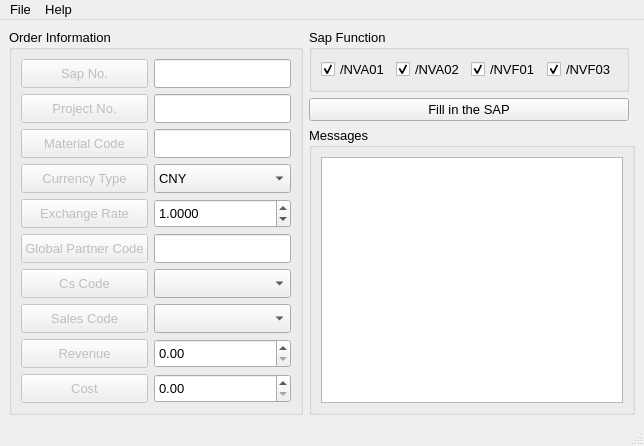
Old version of the form Operate/GUI/Sap/Sap_Operate_UI.ui in the repository chen-huai/work.
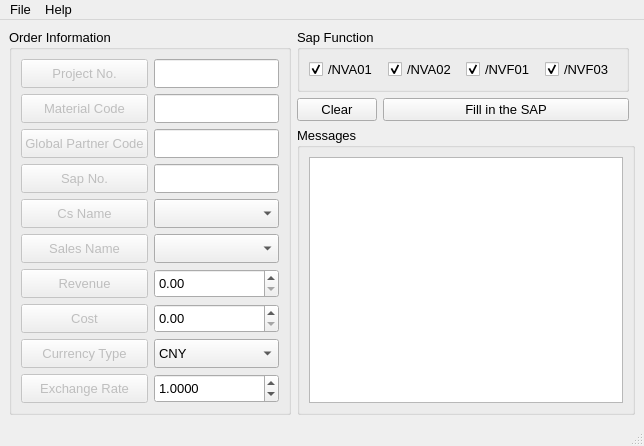
New version of the form. Icons and pictures are not drawn.

Patch:
```diff
--- a/Operate/GUI/Sap/Sap_Operate_UI.ui
+++ b/Operate/GUI/Sap/Sap_Operate_UI.ui
@@ -24,122 +24,6 @@
   </property>
   <widget class="QWidget" name="centralwidget">
    <layout class="QGridLayout" name="gridLayout_3">
-    <item row="0" column="1">
-     <widget class="QGroupBox" name="groupBox_3">
-      <property name="sizePolicy">
-       <sizepolicy hsizetype="Minimum" vsizetype="Fixed">
-        <horstretch>0</horstretch>
-        <verstretch>0</verstretch>
-       </sizepolicy>
-      </property>
-      <property name="font">
-       <font>
-        <pointsize>10</pointsize>
-       </font>
-      </property>
-      <property name="title">
-       <string>Sap Function</string>
-      </property>
-      <layout class="QHBoxLayout" name="horizontalLayout">
-       <item>
-        <widget class="QCheckBox" name="checkBox">
-         <property name="sizePolicy">
-          <sizepolicy hsizetype="Expanding" vsizetype="Expanding">
-           <horstretch>0</horstretch>
-           <verstretch>0</verstretch>
-          </sizepolicy>
-         </property>
-         <property name="font">
-          <font>
-           <pointsize>10</pointsize>
-          </font>
-         </property>
-         <property name="tabletTracking">
-          <bool>false</bool>
-         </property>
-         <property name="text">
-          <string>/NVA01</string>
-         </property>
-         <property name="checked">
-          <bool>true</bool>
-         </property>
-        </widget>
-       </item>
-       <item>
-        <widget class="QCheckBox" name="checkBox_2">
-         <property name="sizePolicy">
-          <sizepolicy hsizetype="Expanding" vsizetype="Expanding">
-           <horstretch>0</horstretch>
-           <verstretch>0</verstretch>
-          </sizepolicy>
-         </property>
-         <property name="font">
-          <font>
-           <pointsize>10</pointsize>
-          </font>
-         </property>
-         <property name="tabletTracking">
-          <bool>false</bool>
-         </property>
-         <property name="text">
-          <string>/NVA02</string>
-         </property>
-         <property name="checked">
-          <bool>true</bool>
-         </property>
-        </widget>
-       </item>
-       <item>
-        <widget class="QCheckBox" name="checkBox_3">
-         <property name="sizePolicy">
-          <sizepolicy hsizetype="Expanding" vsizetype="Expanding">
-           <horstretch>0</horstretch>
-           <verstretch>0</verstretch>
-          </sizepolicy>
-         </property>
-         <property name="font">
-          <font>
-           <pointsize>10</pointsize>
-          </font>
-         </property>
-         <property name="tabletTracking">
-          <bool>false</bool>
-         </property>
-         <property name="text">
-          <string>/NVF01</string>
-         </property>
-         <property name="checked">
-          <bool>true</bool>
-         </property>
-        </widget>
-       </item>
-       <item>
-        <widget class="QCheckBox" name="checkBox_4">
-         <property name="sizePolicy">
-          <sizepolicy hsizetype="Expanding" vsizetype="Expanding">
-           <horstretch>0</horstretch>
-           <verstretch>0</verstretch>
-          </sizepolicy>
-         </property>
-         <property name="font">
-          <font>
-           <pointsize>10</pointsize>
-          </font>
-         </property>
-         <property name="tabletTracking">
-          <bool>false</bool>
-         </property>
-         <property name="text">
-          <string>/NVF03</string>
-         </property>
-         <property name="checked">
-          <bool>true</bool>
-         </property>
-        </widget>
-       </item>
-      </layout>
-     </widget>
-    </item>
     <item row="0" column="0" rowspan="3">
      <widget class="QGroupBox" name="groupBox">
       <property name="sizePolicy">
@@ -157,8 +41,8 @@
        <string>Order Information</string>
       </property>
       <layout class="QGridLayout" name="gridLayout">
-       <item row="0" column="0">
-        <widget class="QPushButton" name="pushButton">
+       <item row="19" column="0">
+        <widget class="QPushButton" name="pushButton_4">
          <property name="enabled">
           <bool>false</bool>
          </property>
@@ -174,14 +58,17 @@
           </font>
          </property>
          <property name="text">
-          <string>Sap No.</string>
+          <string>Currency Type</string>
          </property>
         </widget>
        </item>
-       <item row="0" column="1">
-        <widget class="QLineEdit" name="lineEdit">
+       <item row="8" column="0">
+        <widget class="QPushButton" name="pushButton_8">
+         <property name="enabled">
+          <bool>false</bool>
+         </property>
          <property name="sizePolicy">
-          <sizepolicy hsizetype="Expanding" vsizetype="Expanding">
+          <sizepolicy hsizetype="Minimum" vsizetype="Expanding">
            <horstretch>0</horstretch>
            <verstretch>0</verstretch>
           </sizepolicy>
@@ -191,10 +78,34 @@
            <pointsize>10</pointsize>
           </font>
          </property>
+         <property name="text">
+          <string>Sales Name</string>
+         </property>
         </widget>
        </item>
-       <item row="1" column="0">
-        <widget class="QPushButton" name="pushButton_2">
+       <item row="15" column="1">
+        <widget class="QDoubleSpinBox" name="doubleSpinBox_2">
+         <property name="sizePolicy">
+          <sizepolicy hsizetype="Minimum" vsizetype="Expanding">
+           <horstretch>0</horstretch>
+           <verstretch>0</verstretch>
+          </sizepolicy>
+         </property>
+         <property name="font">
+          <font>
+           <pointsize>10</pointsize>
+          </font>
+         </property>
+         <property name="statusTip">
+          <string>必填项</string>
+         </property>
+         <property name="maximum">
+          <double>999999999.990000009536743</double>
+         </property>
+        </widget>
+       </item>
+       <item row="16" column="0">
+        <widget class="QPushButton" name="pushButton_10">
          <property name="enabled">
           <bool>false</bool>
          </property>
@@ -210,7 +121,7 @@
           </font>
          </property>
          <property name="text">
-          <string>Project No.</string>
+          <string>Cost</string>
          </property>
         </widget>
        </item>
@@ -263,36 +174,15 @@
            <pointsize>10</pointsize>
           </font>
          </property>
-        </widget>
-       </item>
-       <item row="3" column="0">
-        <widget class="QPushButton" name="pushButton_4">
-         <property name="enabled">
-          <bool>false</bool>
+         <property name="statusTip">
+          <string>必填项</string>
          </property>
-         <property name="sizePolicy">
-          <sizepolicy hsizetype="Minimum" vsizetype="Expanding">
-           <horstretch>0</horstretch>
-           <verstretch>0</verstretch>
-          </sizepolicy>
-         </property>
-         <property name="font">
-          <font>
-           <pointsize>10</pointsize>
-          </font>
-         </property>
-         <property name="text">
-          <string>Currency Type</string>
-         </property>
         </widget>
        </item>
-       <item row="4" column="0">
-        <widget class="QPushButton" name="pushButton_5">
-         <property name="enabled">
-          <bool>false</bool>
-         </property>
+       <item row="6" column="1">
+        <widget class="QComboBox" name="comboBox_2">
          <property name="sizePolicy">
-          <sizepolicy hsizetype="Minimum" vsizetype="Expanding">
+          <sizepolicy hsizetype="Preferred" vsizetype="Expanding">
            <horstretch>0</horstretch>
            <verstretch>0</verstretch>
           </sizepolicy>
@@ -302,75 +192,22 @@
            <pointsize>10</pointsize>
           </font>
          </property>
-         <property name="text">
-          <string>Exchange Rate</string>
+         <property name="statusTip">
+          <string>必填项</string>
          </property>
+         <item>
+          <property name="text">
+           <string/>
+          </property>
+         </item>
+         <item>
+          <property name="text">
+           <string/>
+          </property>
+         </item>
         </widget>
        </item>
-       <item row="5" column="0">
-        <widget class="QPushButton" name="pushButton_6">
-         <property name="enabled">
-          <bool>false</bool>
-         </property>
-         <property name="sizePolicy">
-          <sizepolicy hsizetype="Minimum" vsizetype="Expanding">
-           <horstretch>0</horstretch>
-           <verstretch>0</verstretch>
-          </sizepolicy>
-         </property>
-         <property name="font">
-          <font>
-           <pointsize>10</pointsize>
-          </font>
-         </property>
-         <property name="text">
-          <string>Global Partner Code</string>
-         </property>
-        </widget>
-       </item>
-       <item row="6" column="0">
-        <widget class="QPushButton" name="pushButton_7">
-         <property name="enabled">
-          <bool>false</bool>
-         </property>
-         <property name="sizePolicy">
-          <sizepolicy hsizetype="Minimum" vsizetype="Expanding">
-           <horstretch>0</horstretch>
-           <verstretch>0</verstretch>
-          </sizepolicy>
-         </property>
-         <property name="font">
-          <font>
-           <pointsize>10</pointsize>
-          </font>
-         </property>
-         <property name="text">
-          <string>Cs Code</string>
-         </property>
-        </widget>
-       </item>
-       <item row="7" column="0">
-        <widget class="QPushButton" name="pushButton_8">
-         <property name="enabled">
-          <bool>false</bool>
-         </property>
-         <property name="sizePolicy">
-          <sizepolicy hsizetype="Minimum" vsizetype="Expanding">
-           <horstretch>0</horstretch>
-           <verstretch>0</verstretch>
-          </sizepolicy>
-         </property>
-         <property name="font">
-          <font>
-           <pointsize>10</pointsize>
-          </font>
-         </property>
-         <property name="text">
-          <string>Sales Code</string>
-         </property>
-        </widget>
-       </item>
-       <item row="8" column="0">
+       <item row="15" column="0">
         <widget class="QPushButton" name="pushButton_9">
          <property name="enabled">
           <bool>false</bool>
@@ -391,11 +228,46 @@
          </property>
         </widget>
        </item>
-       <item row="9" column="0">
-        <widget class="QPushButton" name="pushButton_10">
-         <property name="enabled">
-          <bool>false</bool>
+       <item row="19" column="1">
+        <widget class="QComboBox" name="comboBox">
+         <property name="sizePolicy">
+          <sizepolicy hsizetype="Preferred" vsizetype="Expanding">
+           <horstretch>0</horstretch>
+           <verstretch>0</verstretch>
+          </sizepolicy>
          </property>
+         <property name="font">
+          <font>
+           <pointsize>10</pointsize>
+          </font>
+         </property>
+         <property name="statusTip">
+          <string>必填项</string>
+         </property>
+         <item>
+          <property name="text">
+           <string>CNY</string>
+          </property>
+         </item>
+         <item>
+          <property name="text">
+           <string>USD</string>
+          </property>
+         </item>
+         <item>
+          <property name="text">
+           <string>EUR</string>
+          </property>
+         </item>
+         <item>
+          <property name="text">
+           <string>HKD</string>
+          </property>
+         </item>
+        </widget>
+       </item>
+       <item row="16" column="1">
+        <widget class="QDoubleSpinBox" name="doubleSpinBox_3">
          <property name="sizePolicy">
           <sizepolicy hsizetype="Minimum" vsizetype="Expanding">
            <horstretch>0</horstretch>
@@ -407,12 +279,30 @@
            <pointsize>10</pointsize>
           </font>
          </property>
-         <property name="text">
-          <string>Cost</string>
+         <property name="maximum">
+          <double>999999999.990000009536743</double>
          </property>
         </widget>
        </item>
-       <item row="4" column="1">
+       <item row="3" column="1">
+        <widget class="QLineEdit" name="lineEdit_4">
+         <property name="sizePolicy">
+          <sizepolicy hsizetype="Expanding" vsizetype="Expanding">
+           <horstretch>0</horstretch>
+           <verstretch>0</verstretch>
+          </sizepolicy>
+         </property>
+         <property name="font">
+          <font>
+           <pointsize>10</pointsize>
+          </font>
+         </property>
+         <property name="statusTip">
+          <string>必填项</string>
+         </property>
+        </widget>
+       </item>
+       <item row="20" column="1">
         <widget class="QDoubleSpinBox" name="doubleSpinBox">
          <property name="sizePolicy">
           <sizepolicy hsizetype="Minimum" vsizetype="Expanding">
@@ -436,118 +326,70 @@
          </property>
         </widget>
        </item>
+       <item row="6" column="0">
+        <widget class="QPushButton" name="pushButton_7">
+         <property name="enabled">
+          <bool>false</bool>
+         </property>
+         <property name="sizePolicy">
+          <sizepolicy hsizetype="Minimum" vsizetype="Expanding">
+           <horstretch>0</horstretch>
+           <verstretch>0</verstretch>
+          </sizepolicy>
+         </property>
+         <property name="font">
+          <font>
+           <pointsize>10</pointsize>
+          </font>
+         </property>
+         <property name="text">
+          <string>Cs Name</string>
+         </property>
+        </widget>
+       </item>
+       <item row="3" column="0">
+        <widget class="QPushButton" name="pushButton_6">
+         <property name="enabled">
+          <bool>false</bool>
+         </property>
+         <property name="sizePolicy">
+          <sizepolicy hsizetype="Minimum" vsizetype="Expanding">
+           <horstretch>0</horstretch>
+           <verstretch>0</verstretch>
+          </sizepolicy>
+         </property>
+         <property name="font">
+          <font>
+           <pointsize>10</pointsize>
+          </font>
+         </property>
+         <property name="text">
+          <string>Global Partner Code</string>
+         </property>
+        </widget>
+       </item>
+       <item row="1" column="0">
+        <widget class="QPushButton" name="pushButton_2">
+         <property name="enabled">
+          <bool>false</bool>
+         </property>
+         <property name="sizePolicy">
+          <sizepolicy hsizetype="Minimum" vsizetype="Expanding">
+           <horstretch>0</horstretch>
+           <verstretch>0</verstretch>
+          </sizepolicy>
+         </property>
+         <property name="font">
+          <font>
+           <pointsize>10</pointsize>
+          </font>
+         </property>
+         <property name="text">
+          <string>Project No.</string>
+         </property>
+        </widget>
+       </item>
        <item row="8" column="1">
-        <widget class="QDoubleSpinBox" name="doubleSpinBox_2">
-         <property name="sizePolicy">
-          <sizepolicy hsizetype="Minimum" vsizetype="Expanding">
-           <horstretch>0</horstretch>
-           <verstretch>0</verstretch>
-          </sizepolicy>
-         </property>
-         <property name="font">
-          <font>
-           <pointsize>10</pointsize>
-          </font>
-         </property>
-         <property name="maximum">
-          <double>999999999.990000009536743</double>
-         </property>
-        </widget>
-       </item>
-       <item row="9" column="1">
-        <widget class="QDoubleSpinBox" name="doubleSpinBox_3">
-         <property name="sizePolicy">
-          <sizepolicy hsizetype="Minimum" vsizetype="Expanding">
-           <horstretch>0</horstretch>
-           <verstretch>0</verstretch>
-          </sizepolicy>
-         </property>
-         <property name="font">
-          <font>
-           <pointsize>10</pointsize>
-          </font>
-         </property>
-         <property name="maximum">
-          <double>999999999.990000009536743</double>
-         </property>
-        </widget>
-       </item>
-       <item row="3" column="1">
-        <widget class="QComboBox" name="comboBox">
-         <property name="sizePolicy">
-          <sizepolicy hsizetype="Preferred" vsizetype="Expanding">
-           <horstretch>0</horstretch>
-           <verstretch>0</verstretch>
-          </sizepolicy>
-         </property>
-         <property name="font">
-          <font>
-           <pointsize>10</pointsize>
-          </font>
-         </property>
-         <item>
-          <property name="text">
-           <string>CNY</string>
-          </property>
-         </item>
-         <item>
-          <property name="text">
-           <string>USD</string>
-          </property>
-         </item>
-         <item>
-          <property name="text">
-           <string>EUR</string>
-          </property>
-         </item>
-         <item>
-          <property name="text">
-           <string>HKD</string>
-          </property>
-         </item>
-        </widget>
-       </item>
-       <item row="5" column="1">
-        <widget class="QLineEdit" name="lineEdit_4">
-         <property name="sizePolicy">
-          <sizepolicy hsizetype="Expanding" vsizetype="Expanding">
-           <horstretch>0</horstretch>
-           <verstretch>0</verstretch>
-          </sizepolicy>
-         </property>
-         <property name="font">
-          <font>
-           <pointsize>10</pointsize>
-          </font>
-         </property>
-        </widget>
-       </item>
-       <item row="6" column="1">
-        <widget class="QComboBox" name="comboBox_2">
-         <property name="sizePolicy">
-          <sizepolicy hsizetype="Preferred" vsizetype="Expanding">
-           <horstretch>0</horstretch>
-           <verstretch>0</verstretch>
-          </sizepolicy>
-         </property>
-         <property name="font">
-          <font>
-           <pointsize>10</pointsize>
-          </font>
-         </property>
-         <item>
-          <property name="text">
-           <string/>
-          </property>
-         </item>
-         <item>
-          <property name="text">
-           <string/>
-          </property>
-         </item>
-        </widget>
-       </item>
-       <item row="7" column="1">
         <widget class="QComboBox" name="comboBox_3">
          <property name="sizePolicy">
           <sizepolicy hsizetype="Preferred" vsizetype="Expanding">
@@ -562,10 +404,220 @@
          </property>
         </widget>
        </item>
+       <item row="20" column="0">
+        <widget class="QPushButton" name="pushButton_5">
+         <property name="enabled">
+          <bool>false</bool>
+         </property>
+         <property name="sizePolicy">
+          <sizepolicy hsizetype="Minimum" vsizetype="Expanding">
+           <horstretch>0</horstretch>
+           <verstretch>0</verstretch>
+          </sizepolicy>
+         </property>
+         <property name="font">
+          <font>
+           <pointsize>10</pointsize>
+          </font>
+         </property>
+         <property name="text">
+          <string>Exchange Rate</string>
+         </property>
+        </widget>
+       </item>
+       <item row="4" column="0">
+        <widget class="QPushButton" name="pushButton">
+         <property name="enabled">
+          <bool>false</bool>
+         </property>
+         <property name="sizePolicy">
+          <sizepolicy hsizetype="Minimum" vsizetype="Expanding">
+           <horstretch>0</horstretch>
+           <verstretch>0</verstretch>
+          </sizepolicy>
+         </property>
+         <property name="font">
+          <font>
+           <pointsize>10</pointsize>
+          </font>
+         </property>
+         <property name="text">
+          <string>Sap No.</string>
+         </property>
+        </widget>
+       </item>
+       <item row="4" column="1">
+        <widget class="QLineEdit" name="lineEdit">
+         <property name="sizePolicy">
+          <sizepolicy hsizetype="Expanding" vsizetype="Expanding">
+           <horstretch>0</horstretch>
+           <verstretch>0</verstretch>
+          </sizepolicy>
+         </property>
+         <property name="font">
+          <font>
+           <pointsize>10</pointsize>
+          </font>
+         </property>
+         <property name="statusTip">
+          <string>必填项</string>
+         </property>
+        </widget>
+       </item>
       </layout>
      </widget>
     </item>
-    <item row="2" column="1" colspan="2">
+    <item row="1" column="2">
+     <widget class="QPushButton" name="pushButton_11">
+      <property name="sizePolicy">
+       <sizepolicy hsizetype="Expanding" vsizetype="Minimum">
+        <horstretch>0</horstretch>
+        <verstretch>0</verstretch>
+       </sizepolicy>
+      </property>
+      <property name="font">
+       <font>
+        <pointsize>10</pointsize>
+       </font>
+      </property>
+      <property name="statusTip">
+       <string>点击后开始SAP操作</string>
+      </property>
+      <property name="text">
+       <string>Fill in the SAP</string>
+      </property>
+     </widget>
+    </item>
+    <item row="1" column="1">
+     <widget class="QPushButton" name="pushButton_12">
+      <property name="statusTip">
+       <string>清理Messages框中的信息</string>
+      </property>
+      <property name="text">
+       <string>Clear</string>
+      </property>
+     </widget>
+    </item>
+    <item row="0" column="1" colspan="2">
+     <widget class="QGroupBox" name="groupBox_3">
+      <property name="sizePolicy">
+       <sizepolicy hsizetype="Minimum" vsizetype="Fixed">
+        <horstretch>0</horstretch>
+        <verstretch>0</verstretch>
+       </sizepolicy>
+      </property>
+      <property name="font">
+       <font>
+        <pointsize>10</pointsize>
+       </font>
+      </property>
+      <property name="statusTip">
+       <string>SAP步骤选择，中间开始时，请注意先保存上一步骤</string>
+      </property>
+      <property name="title">
+       <string>Sap Function</string>
+      </property>
+      <layout class="QHBoxLayout" name="horizontalLayout">
+       <item>
+        <widget class="QCheckBox" name="checkBox">
+         <property name="sizePolicy">
+          <sizepolicy hsizetype="Expanding" vsizetype="Expanding">
+           <horstretch>0</horstretch>
+           <verstretch>0</verstretch>
+          </sizepolicy>
+         </property>
+         <property name="font">
+          <font>
+           <pointsize>10</pointsize>
+          </font>
+         </property>
+         <property name="tabletTracking">
+          <bool>false</bool>
+         </property>
+         <property name="text">
+          <string>/NVA01</string>
+         </property>
+         <property name="checked">
+          <bool>true</bool>
+         </property>
+        </widget>
+       </item>
+       <item>
+        <widget class="QCheckBox" name="checkBox_2">
+         <property name="sizePolicy">
+          <sizepolicy hsizetype="Expanding" vsizetype="Expanding">
+           <horstretch>0</horstretch>
+           <verstretch>0</verstretch>
+          </sizepolicy>
+         </property>
+         <property name="font">
+          <font>
+           <pointsize>10</pointsize>
+          </font>
+         </property>
+         <property name="tabletTracking">
+          <bool>false</bool>
+         </property>
+         <property name="text">
+          <string>/NVA02</string>
+         </property>
+         <property name="checked">
+          <bool>true</bool>
+         </property>
+        </widget>
+       </item>
+       <item>
+        <widget class="QCheckBox" name="checkBox_3">
+         <property name="sizePolicy">
+          <sizepolicy hsizetype="Expanding" vsizetype="Expanding">
+           <horstretch>0</horstretch>
+           <verstretch>0</verstretch>
+          </sizepolicy>
+         </property>
+         <property name="font">
+          <font>
+           <pointsize>10</pointsize>
+          </font>
+         </property>
+         <property name="tabletTracking">
+          <bool>false</bool>
+         </property>
+         <property name="text">
+          <string>/NVF01</string>
+         </property>
+         <property name="checked">
+          <bool>true</bool>
+         </property>
+        </widget>
+       </item>
+       <item>
+        <widget class="QCheckBox" name="checkBox_4">
+         <property name="sizePolicy">
+          <sizepolicy hsizetype="Expanding" vsizetype="Expanding">
+           <horstretch>0</horstretch>
+           <verstretch>0</verstretch>
+          </sizepolicy>
+         </property>
+         <property name="font">
+          <font>
+           <pointsize>10</pointsize>
+          </font>
+         </property>
+         <property name="tabletTracking">
+          <bool>false</bool>
+         </property>
+         <property name="text">
+          <string>/NVF03</string>
+         </property>
+         <property name="checked">
+          <bool>true</bool>
+         </property>
+        </widget>
+       </item>
+      </layout>
+     </widget>
+    </item>
+    <item row="2" column="1" colspan="3">
      <widget class="QGroupBox" name="groupBox_2">
       <property name="font">
        <font>
@@ -588,24 +640,6 @@
       </layout>
      </widget>
     </item>
-    <item row="1" column="1">
-     <widget class="QPushButton" name="pushButton_11">
-      <property name="sizePolicy">
-       <sizepolicy hsizetype="Expanding" vsizetype="Minimum">
-        <horstretch>0</horstretch>
-        <verstretch>0</verstretch>
-       </sizepolicy>
-      </property>
-      <property name="font">
-       <font>
-        <pointsize>10</pointsize>
-       </font>
-      </property>
-      <property name="text">
-       <string>Fill in the SAP</string>
-      </property>
-     </widget>
-    </item>
    </layout>
   </widget>
   <widget class="QMenuBar" name="menubar">
```
Left out of the diff: 23 changed lines with no effect on the pictures.
